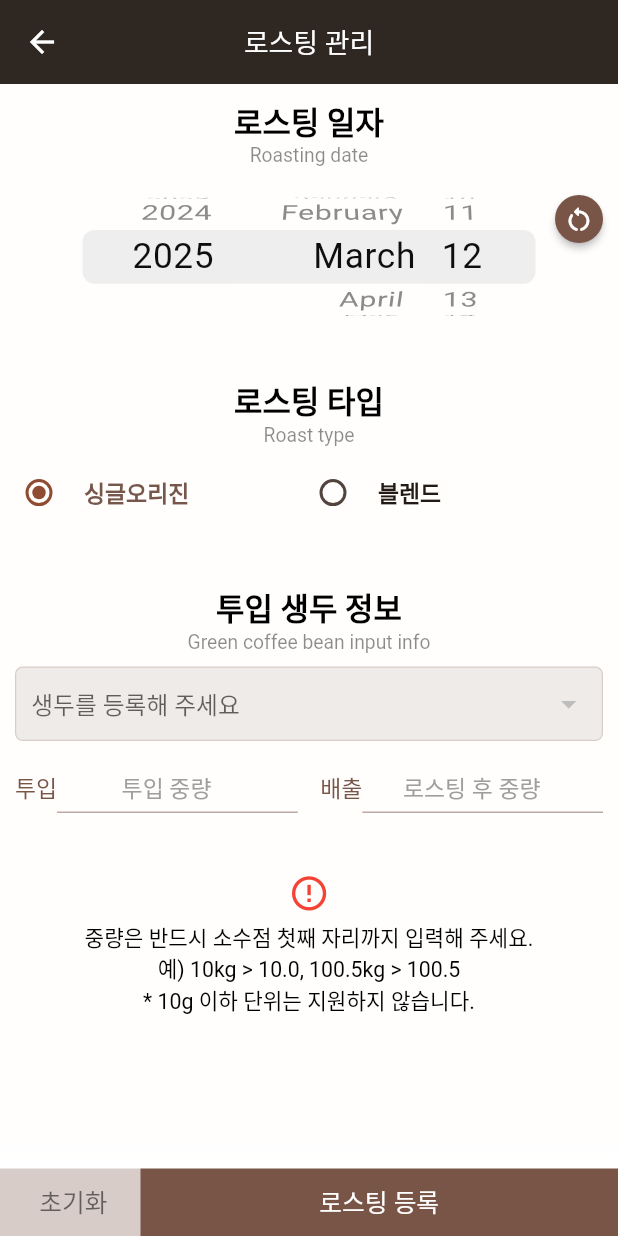
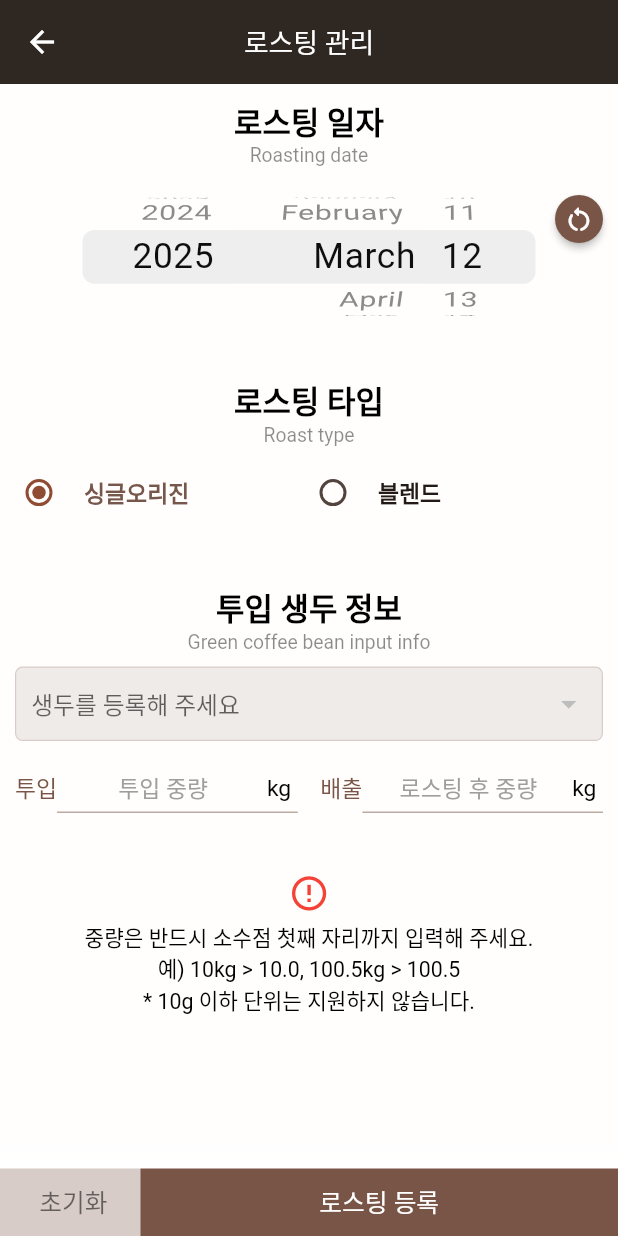
Before and after one commit to NamGideokk/bean_diary, a Flutter app: the RoastingManagementMain screen opened directly, on a phone screen of 412 x 824 dp. Run offline on Flutter 3.47's test engine with Material 3 defaults, Android fonts, the light colour scheme and no system bars; our stand-ins replace dio, flutter_dotenv, get, package_info_plus, sqflite, upgrader; accounts and stored records are empty; network calls fail.

Commit message:
중량 TextField > kg suffix 수정

```diff
--- a/lib/screens/roasting_management_main.dart
+++ b/lib/screens/roasting_management_main.dart
@@ -278,9 +278,14 @@ class _RoastingManagementMainState extends State<RoastingManagementMain> {
                                   focusNode: _weightFN,
                                   textAlign: TextAlign.center,
                                   keyboardType: TextInputType.number,
-                                  decoration: const InputDecoration(
+                                  decoration: InputDecoration(
                                     hintText: "투입 중량",
-                                    suffixText: "kg",
+                                    suffixIconConstraints: const BoxConstraints(minWidth: 25),
+                                    suffixIcon: Text(
+                                      "kg",
+                                      textAlign: TextAlign.center,
+                                      style: Theme.of(context).textTheme.bodyMedium!.copyWith(height: 0),
+                                    ),
                                   ),
                                   style: Theme.of(context).textTheme.bodyMedium,
                                   onTap: () => Utility().moveScrolling(_scrollCtrl),
@@ -300,9 +305,14 @@ class _RoastingManagementMainState extends State<RoastingManagementMain> {
                                   focusNode: _roastingWeightFN,
                                   textAlign: TextAlign.center,
                                   keyboardType: TextInputType.number,
-                                  decoration: const InputDecoration(
+                                  decoration: InputDecoration(
                                     hintText: "로스팅 후 중량",
-                                    suffixText: "kg",
+                                    suffixIconConstraints: const BoxConstraints(minWidth: 25),
+                                    suffixIcon: Text(
+                                      "kg",
+                                      textAlign: TextAlign.center,
+                                      style: Theme.of(context).textTheme.bodyMedium!.copyWith(height: 0),
+                                    ),
                                   ),
                                   style: Theme.of(context).textTheme.bodyMedium,
                                   onTap: () => Utility().moveScrolling(_scrollCtrl),
@@ -325,9 +335,14 @@ class _RoastingManagementMainState extends State<RoastingManagementMain> {
                                   focusNode: _roastingWeightFN,
                                   textAlign: TextAlign.center,
                                   keyboardType: TextInputType.number,
-                                  decoration: const InputDecoration(
+                                  decoration: InputDecoration(
                                     hintText: "로스팅 후 중량",
-                                    suffixText: "kg",
+                                    suffixIconConstraints: const BoxConstraints(minWidth: 25),
+                                    suffixIcon: Text(
+                                      "kg",
+                                      textAlign: TextAlign.center,
+                                      style: Theme.of(context).textTheme.bodyMedium!.copyWith(height: 0),
+                                    ),
                                   ),
                                   style: Theme.of(context).textTheme.bodyMedium,
                                   onTap: () => Utility().moveScrolling(_scrollCtrl),
```
Also changed, not shown: lib/screens/green_bean_warehousing_main.dart (+7 -2 lines), lib/screens/sale_management_main.dart (+7 -2 lines).
